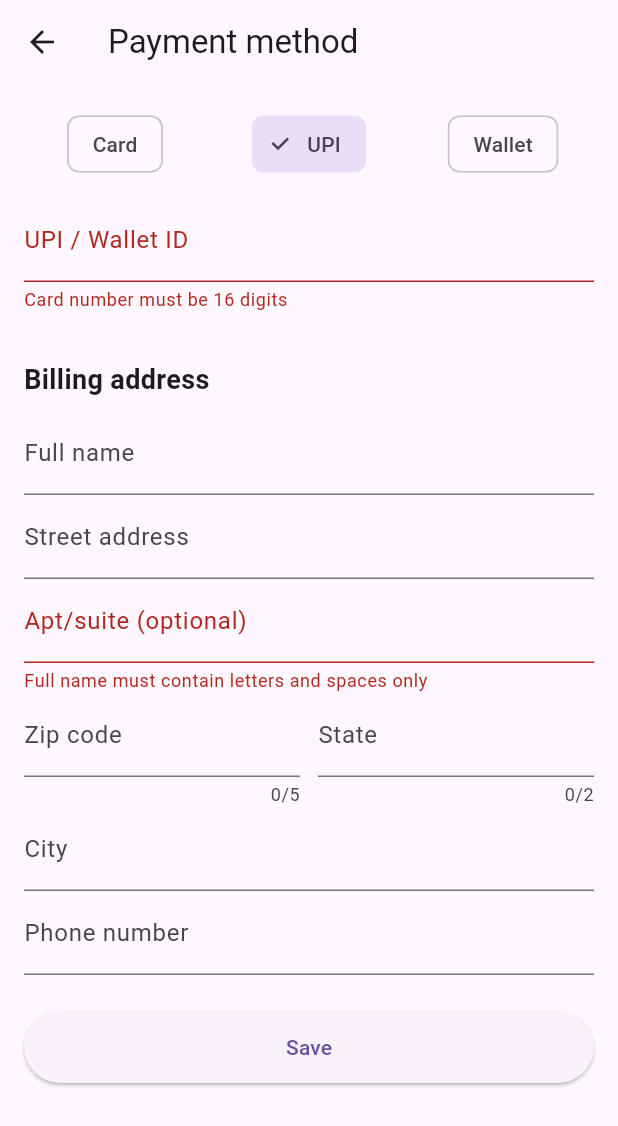
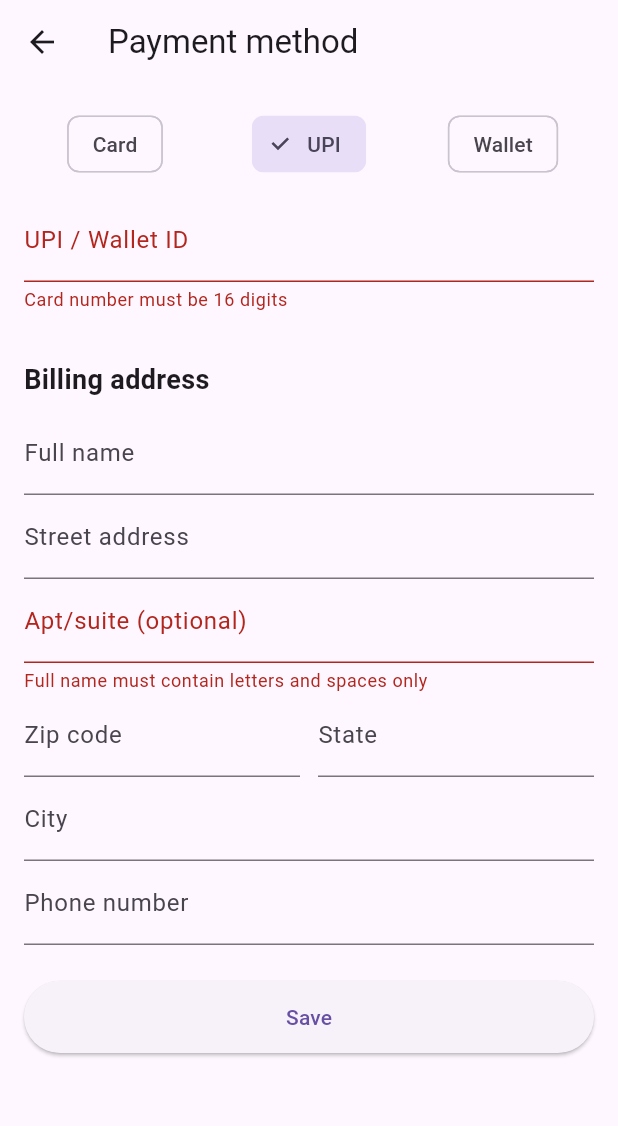
Before and after one commit to Nithinbalu1/jivan_swad_app, a Flutter app: the PaymentMethodScreen screen opened directly, after a tap on "Save", after a tap on "UPI", on a phone screen of 412 x 824 dp. Shown: the top 1126 px of the screen. Run offline on Flutter 3.47's test engine with Material 3 defaults, Android fonts, the phone set to English and light mode, and no system bars; our stand-ins replace cloud_firestore, firebase_auth, firebase_core, flutter_dotenv; accounts and stored records are empty.

Commit message:
Update payment_method.dart

```diff
--- a/lib/screens/payment_method.dart
+++ b/lib/screens/payment_method.dart
@@ -1,6 +1,61 @@
 // lib/screens/payment_method.dart
 import 'package:flutter/material.dart';
 import 'package:flutter/services.dart';
+
+/// Formatter for phone number: XXX-XXX-XXXX (dashes at 3 and 6)
+/// and hard-limit to 10 digits.
+class PhoneNumberFormatter extends TextInputFormatter {
+  @override
+  TextEditingValue formatEditUpdate(
+    TextEditingValue oldValue,
+    TextEditingValue newValue,
+  ) {
+    String digits = newValue.text.replaceAll(RegExp(r'\D'), '');
+    if (digits.length > 10) {
+      digits = digits.substring(0, 10); // hard stop at 10 digits
+    }
+
+    final buffer = StringBuffer();
+    for (int i = 0; i < digits.length; i++) {
+      if (i == 3 || i == 6) buffer.write('-');
+      buffer.write(digits[i]);
+    }
+
+    final formatted = buffer.toString();
+
+    return TextEditingValue(
+      text: formatted,
+      selection: TextSelection.collapsed(offset: formatted.length),
+    );
+  }
+}
+
+/// Formatter for expiry date: MM/YY (slash auto after 2 digits)
+class ExpiryDateFormatter extends TextInputFormatter {
+  @override
+  TextEditingValue formatEditUpdate(
+    TextEditingValue oldValue,
+    TextEditingValue newValue,
+  ) {
+    String digits = newValue.text.replaceAll(RegExp(r'\D'), '');
+    if (digits.length > 4) {
+      digits = digits.substring(0, 4); // max 4 digits
+    }
+
+    final buffer = StringBuffer();
+    for (int i = 0; i < digits.length; i++) {
+      if (i == 2) buffer.write('/');
+      buffer.write(digits[i]);
+    }
+
+    final formatted = buffer.toString();
+
+    return TextEditingValue(
+      text: formatted,
+      selection: TextSelection.collapsed(offset: formatted.length),
+    );
+  }
+}
 
 class PaymentMethodScreen extends StatefulWidget {
   const PaymentMethodScreen({super.key});
@@ -69,11 +124,12 @@ class _PaymentMethodScreenState extends State<PaymentMethodScreen> {
     }
   }
 
-  // ---- validators (mirror simulator rules for UX) ----
+  // ---- validators ----
   String? _lettersOnly(String? v, {String field = 'This field'}) {
     final s = (v ?? '').trim();
-    if (!RegExp(r'^[A-Za-z ]{2,}$').hasMatch(s))
+    if (!RegExp(r'^[A-Za-z ]{2,}$').hasMatch(s)) {
       return '$field must contain letters and spaces only';
+    }
     return null;
   }
 
@@ -97,7 +153,9 @@ class _PaymentMethodScreenState extends State<PaymentMethodScreen> {
   }
 
   String? _cvv(String? v) {
-    if (!RegExp(r'^\d{3,4}$').hasMatch((v ?? '').trim())) return '3–4 digits';
+    if (!RegExp(r'^\d{3,4}$').hasMatch((v ?? '').trim())) {
+      return '3–4 digits';
+    }
     return null;
   }
 
@@ -112,7 +170,9 @@ class _PaymentMethodScreenState extends State<PaymentMethodScreen> {
 
   String? _phone(String? v) {
     final d = (v ?? '').replaceAll(RegExp(r'\D'), '');
-    if (d.length < 10 || d.length > 15) return 'Phone must be 10–15 digits';
+    if (d.length != 10) {
+      return 'Phone must be 10 digits';
+    }
     return null;
   }
 
@@ -120,27 +180,10 @@ class _PaymentMethodScreenState extends State<PaymentMethodScreen> {
     FocusScope.of(context).unfocus();
     if (!_form.currentState!.validate()) return;
 
-    final billing = <String, String>{
-      'fullName': fullNameCtrl.text.trim(),
-      'street': streetCtrl.text.trim(),
-      'apt': aptCtrl.text.trim(),
-      'zip': zipCtrl.text.trim(),
-      'state': stateCtrl.text.trim().toUpperCase(),
-      'city': cityCtrl.text.trim(),
-      'phone': phoneCtrl.text.trim(),
-    };
+    final label = _methodLabel(_selectedMethod);
 
-    Navigator.pop<Map<String, Object?>>(context, {
-      'payment': {
-        'masked': _methodLabel(_selectedMethod),
-        'type': _selectedMethod,
-        'card': cardCtrl.text,
-        'exp': expCtrl.text,
-        'cvv': cvvCtrl.text,
-        'name': nameCtrl.text,
-      },
-      'billing': billing,
-    });
+    // Pop back to the review screen with the label (String)
+    Navigator.pop<String>(context, label);
   }
 
   @override
@@ -159,7 +202,8 @@ class _PaymentMethodScreenState extends State<PaymentMethodScreen> {
                   child: ChoiceChip(
                     label: const Text('Card'),
                     selected: _selectedMethod == 'card',
-                    onSelected: (_) => setState(() => _selectedMethod = 'card'),
+                    onSelected: (_) =>
+                        setState(() => _selectedMethod = 'card'),
                   ),
                 ),
                 const SizedBox(width: 8),
@@ -167,7 +211,8 @@ class _PaymentMethodScreenState extends State<PaymentMethodScreen> {
                   child: ChoiceChip(
                     label: const Text('UPI'),
                     selected: _selectedMethod == 'upi',
-                    onSelected: (_) => setState(() => _selectedMethod = 'upi'),
+                    onSelected: (_) =>
+                        setState(() => _selectedMethod = 'upi'),
                   ),
                 ),
                 const SizedBox(width: 8),
@@ -187,21 +232,29 @@ class _PaymentMethodScreenState extends State<PaymentMethodScreen> {
             if (_selectedMethod == 'card') ...[
               TextFormField(
                 controller: cardCtrl,
-                decoration: const InputDecoration(labelText: 'Card number'),
+                decoration: const InputDecoration(
+                  labelText: 'Card number',
+                  counterText: '',
+                ),
                 keyboardType: TextInputType.number,
                 inputFormatters: [FilteringTextInputFormatter.digitsOnly],
                 maxLength: 16,
                 validator: _card16,
               ),
-              Row(children: [
+              Row(
+                children: [
                   Expanded(
                     child: TextFormField(
                       controller: expCtrl,
-                    decoration: const InputDecoration(labelText: 'MM/YY'),
+                      decoration: const InputDecoration(
+                        labelText: 'MM/YY',
+                        counterText: '',
+                      ),
                       keyboardType: TextInputType.number,
                       inputFormatters: [
-                      FilteringTextInputFormatter.allow(RegExp(r'[\d/]')),
+                        ExpiryDateFormatter(),
                       ],
+                      maxLength: 5,
                       validator: _exp,
                     ),
                   ),
@@ -209,14 +262,20 @@ class _PaymentMethodScreenState extends State<PaymentMethodScreen> {
                   Expanded(
                     child: TextFormField(
                       controller: cvvCtrl,
-                    decoration: const InputDecoration(labelText: 'CVV'),
+                      decoration: const InputDecoration(
+                        labelText: 'CVV',
+                        counterText: '',
+                      ),
                       keyboardType: TextInputType.number,
-                    inputFormatters: [FilteringTextInputFormatter.digitsOnly],
+                      inputFormatters: [
+                        FilteringTextInputFormatter.digitsOnly,
+                      ],
                       maxLength: 4,
                       validator: _cvv,
                     ),
                   ),
-              ]),
+                ],
+              ),
               const SizedBox(height: 12),
               TextFormField(
                 controller: nameCtrl,
@@ -225,19 +284,22 @@ class _PaymentMethodScreenState extends State<PaymentMethodScreen> {
                     ? _lettersOnly(v, field: 'Name on card')
                     : null,
               ),
-            ], // End card fields
+            ],
 
             if (_selectedMethod != 'card') ...[
-              // For non-card methods, collect a short identifier (UPI id or wallet id)
               TextFormField(
                 decoration: const InputDecoration(labelText: 'UPI / Wallet ID'),
-                validator: (v) => (v ?? '').trim().isEmpty ? 'Required' : null,
+                validator: (v) =>
+                    (v ?? '').trim().isEmpty ? 'Required' : null,
               ),
               const SizedBox(height: 12),
             ],
+
             const SizedBox(height: 20),
-            const Text('Billing address',
-                style: TextStyle(fontSize: 18, fontWeight: FontWeight.w700)),
+            const Text(
+              'Billing address',
+              style: TextStyle(fontSize: 18, fontWeight: FontWeight.w700),
+            ),
             const SizedBox(height: 8),
             TextFormField(
               controller: fullNameCtrl,
@@ -254,13 +316,19 @@ class _PaymentMethodScreenState extends State<PaymentMethodScreen> {
               decoration:
                   const InputDecoration(labelText: 'Apt/suite (optional)'),
             ),
-            Row(children: [
+            Row(
+              children: [
                 Expanded(
                   child: TextFormField(
                     controller: zipCtrl,
-                  decoration: const InputDecoration(labelText: 'Zip code'),
+                    decoration: const InputDecoration(
+                      labelText: 'Zip code',
+                      counterText: '',
+                    ),
                     keyboardType: TextInputType.number,
-                  inputFormatters: [FilteringTextInputFormatter.digitsOnly],
+                    inputFormatters: [
+                      FilteringTextInputFormatter.digitsOnly,
+                    ],
                     maxLength: 5,
                     validator: _zip,
                   ),
@@ -269,13 +337,17 @@ class _PaymentMethodScreenState extends State<PaymentMethodScreen> {
                 Expanded(
                   child: TextFormField(
                     controller: stateCtrl,
-                  decoration: const InputDecoration(labelText: 'State'),
+                    decoration: const InputDecoration(
+                      labelText: 'State',
+                      counterText: '',
+                    ),
                     textCapitalization: TextCapitalization.characters,
                     maxLength: 2,
                     validator: _state2,
                   ),
                 ),
-            ]),
+              ],
+            ),
             TextFormField(
               controller: cityCtrl,
               decoration: const InputDecoration(labelText: 'City'),
@@ -283,9 +355,23 @@ class _PaymentMethodScreenState extends State<PaymentMethodScreen> {
             ),
             TextFormField(
               controller: phoneCtrl,
-              decoration: const InputDecoration(labelText: 'Phone number'),
+              decoration: const InputDecoration(
+                labelText: 'Phone number',
+                hintText: 'XXX-XXX-XXXX',
+              ),
               keyboardType: TextInputType.phone,
               validator: _phone,
+              inputFormatters: [
+                PhoneNumberFormatter(),
+              ],
+              maxLength: 12, // XXX-XXX-XXXX
+              buildCounter: (
+                _, {
+                required int currentLength,
+                required bool isFocused,
+                required int? maxLength,
+              }) =>
+                  const SizedBox.shrink(),
             ),
             const SizedBox(height: 24),
             SizedBox(
```
Lines whose indentation alone changed are shown as unchanged.
